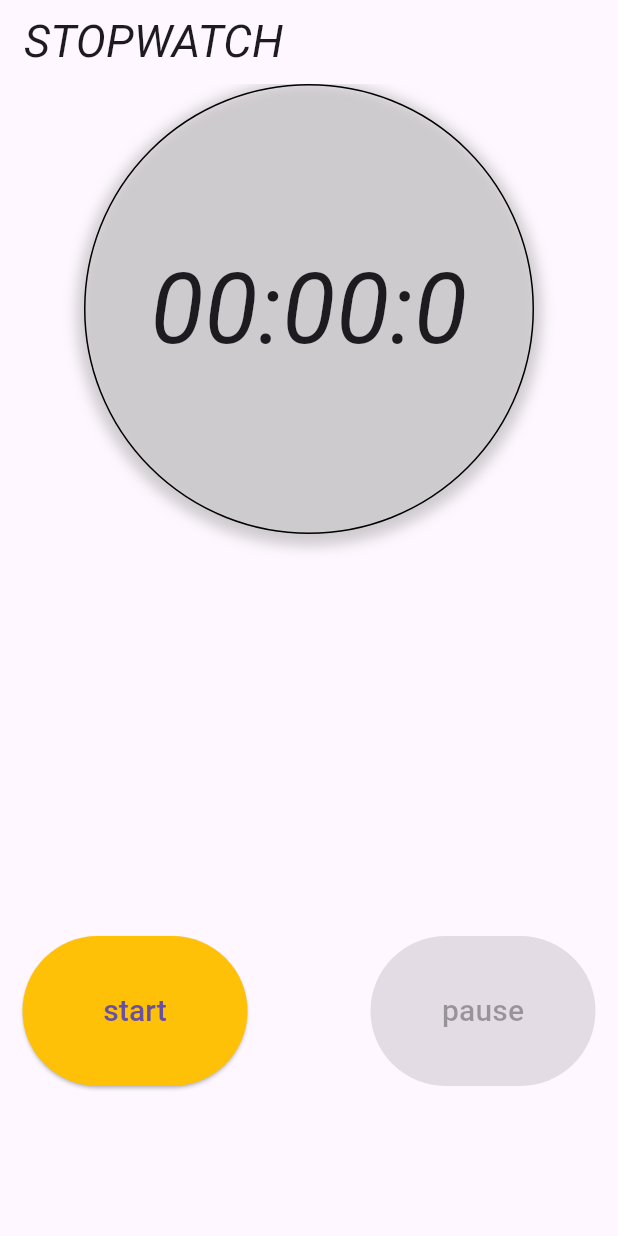
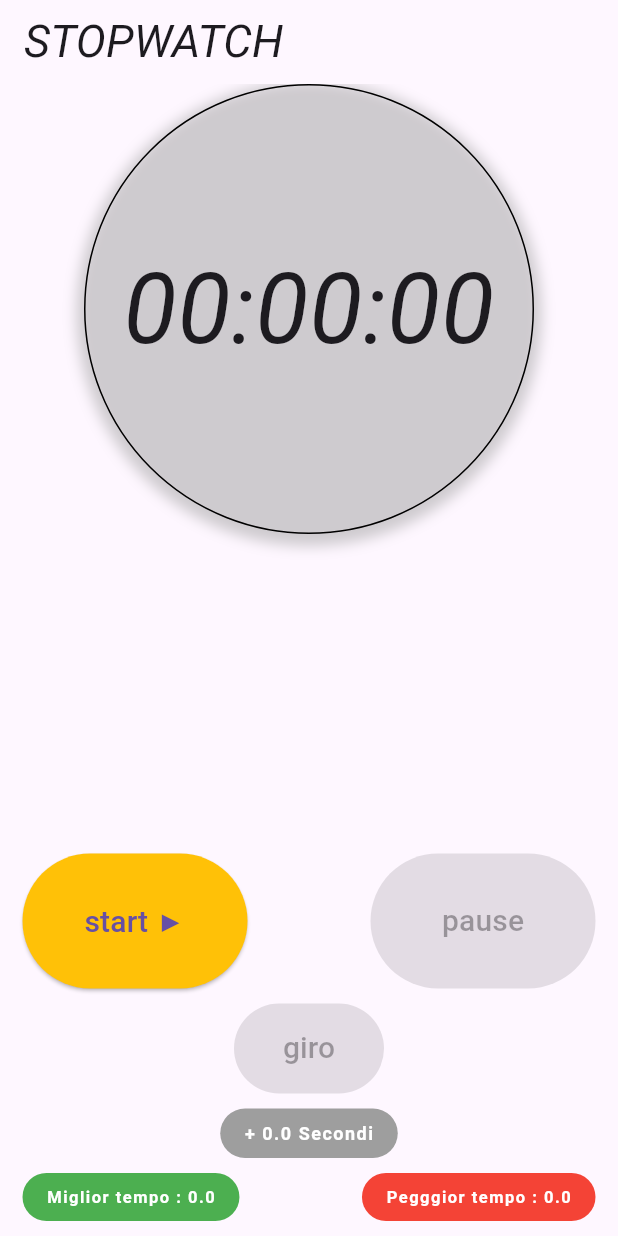
Before and after one commit to Roccium/TPSIT, a Flutter app: the screen it shows after launch, on a phone screen of 412 x 824 dp. Run offline on Flutter 3.47's test engine with Material 3 defaults, Android fonts, the light colour scheme and no system bars.

Commit message:
final(hope so) version of chronos

```diff
--- a/chronos/lib/main.dart
+++ b/chronos/lib/main.dart
@@ -1,4 +1,5 @@
 import 'dart:async';
+import 'package:flutter/gestures.dart';
 import 'package:flutter/material.dart';
 
 void main() => runApp(const MaterialApp(home: MyHomePage()));
@@ -20,8 +21,15 @@ class _MyHomePageState extends State<MyHomePage> {
   bool paused = false;
   int millisecondi = 0;
   bool cliccabile = false;
+  var corsa = [];
+  bool girabile = true;
+  int giri = 0;
+  int lastgiro = 0;
+  int indxgiro = 0;
+  List<MaterialColor> colorgiro = [Colors.grey, Colors.red, Colors.green];
+
   var button1 = [
-    "start",
+    "start ▶️",
     "stop",
     "reset",
   ];
@@ -34,9 +42,10 @@ class _MyHomePageState extends State<MyHomePage> {
   @override
   void initState() {
     super.initState();
+
     pipe = ticker.stream.listen((value) {
       if (!paused) {
-        orologio.add(value); // Passa il dato solo se non in pausa
+        orologio.sink.add(value); // Passa il dato solo se non in pausa
       }
     });
     ticker.add(0);
@@ -47,8 +56,11 @@ class _MyHomePageState extends State<MyHomePage> {
     if (!running) {
       setState(() {
         running = true;
+        girabile = true;
       });
       tick = Timer.periodic(const Duration(milliseconds: 100), (timer) {
+        giri++;
+
         millisecondi++;
         ticker.sink.add(millisecondi);
       });
@@ -78,6 +90,9 @@ class _MyHomePageState extends State<MyHomePage> {
     }
     setState(() {
       millisecondi = 0;
+      giri = 0;
+      lastgiro = 0;
+      corsa.clear();
     });
     ticker.sink.add(0);
 
@@ -90,6 +105,7 @@ class _MyHomePageState extends State<MyHomePage> {
   void pauseorologio() {
     if (!paused) {
       setState(() {
+        girabile = false;
         paused = true;
       });
       stopticker();
@@ -101,6 +117,7 @@ class _MyHomePageState extends State<MyHomePage> {
     if (state1 == 1) {
       if (paused) {
         setState(() {
+          girabile = true;
           paused = false;
         });
         startticker();
@@ -110,6 +127,18 @@ class _MyHomePageState extends State<MyHomePage> {
         state2 = 1;
       });
     }
+  }
+
+  int calcolagiro() {
+    if (corsa.isNotEmpty) {
+      if ((corsa.last == lastgiro)) {
+        return 1;
+      }
+      if (corsa.first == lastgiro) {
+        return 2;
+      }
+    }
+    return 0;
   }
 
   //check
@@ -141,7 +170,6 @@ class _MyHomePageState extends State<MyHomePage> {
     }
   }
 
-  //PULISCI
   @override
   void dispose() {
     tick?.cancel();
@@ -188,7 +216,7 @@ class _MyHomePageState extends State<MyHomePage> {
                             final int secondi = (time ~/ 10) % 60;
                             final int milli = time % 10;
                             return Text(
-                              '${minuti.toString().padLeft(2, '0')}:${secondi.toString().padLeft(2, '0')}:${milli.toString()}',
+                              '${minuti.toString().padLeft(2, '0')}:${secondi.toString().padLeft(2, '0')}:${milli.toString()}0',
                               textAlign: TextAlign.center,
                               style: TextStyle(
                                 fontSize: 65,
@@ -200,14 +228,14 @@ class _MyHomePageState extends State<MyHomePage> {
                           }
                         }))),
             Column(
-              mainAxisAlignment: MainAxisAlignment.end,
               children: [
                 Row(
+                  verticalDirection: VerticalDirection.up,
                   mainAxisAlignment: MainAxisAlignment.spaceBetween,
                   children: <Widget>[
                     Container(
                         margin: const EdgeInsets.only(
-                          bottom: 100.0,
+                          bottom: 10.0,
                           top: 0,
                           right: 15,
                           left: 15,
@@ -222,7 +250,7 @@ class _MyHomePageState extends State<MyHomePage> {
                                   animationDuration: Duration.zero,
                                   backgroundColor: Colors.amber,
                                   overlayColor: (Colors.transparent),
-                                  fixedSize: const Size(150, 100)),
+                                  fixedSize: const Size(150, 90)),
                               child: Text(
                                 button1[state1],
                                 style: TextStyle(fontSize: 20),
@@ -230,7 +258,7 @@ class _MyHomePageState extends State<MyHomePage> {
                         )),
                     Container(
                         margin: const EdgeInsets.only(
-                          bottom: 100.0,
+                          bottom: 10.0,
                           top: 0,
                           right: 15,
                           left: 15,
@@ -247,7 +275,7 @@ class _MyHomePageState extends State<MyHomePage> {
                                   animationDuration: Duration.zero,
                                   backgroundColor: Colors.amber,
                                   overlayColor: (Colors.transparent),
-                                  fixedSize: const Size(150, 100)),
+                                  fixedSize: const Size(150, 90)),
                               child: Text(
                                 button2[state2],
                                 style: TextStyle(fontSize: 20),
@@ -255,6 +283,112 @@ class _MyHomePageState extends State<MyHomePage> {
                         )),
                   ],
                 ),
+                Container(
+                    margin: const EdgeInsets.only(
+                      bottom: 10.0,
+                      top: 0,
+                      right: 15,
+                      left: 15,
+                    ),
+                    child: RepaintBoundary(
+                      child: ElevatedButton(
+                          onPressed: (cliccabile && girabile)
+                              ? () => setState(() {
+                                    corsa.add(giri);
+                                    corsa.sort();
+                                    lastgiro = giri;
+                                    giri = 0;
+                                    indxgiro = calcolagiro();
+                                  })
+                              : null,
+                          style: FilledButton.styleFrom(
+                              animationDuration: Duration.zero,
+                              backgroundColor: Colors.amber,
+                              overlayColor: (Colors.transparent),
+                              fixedSize: const Size(100, 60)),
+                          child: Text(
+                            "giro",
+                            style: TextStyle(fontSize: 20),
+                          )),
+                    )),
+                Column(
+                  children: [
+                    Container(
+                      margin: const EdgeInsets.only(
+                        bottom: 10.0,
+                        top: 0,
+                        right: 15,
+                        left: 15,
+                      ),
+                      padding:
+                          EdgeInsets.symmetric(horizontal: 16, vertical: 8),
+                      decoration: BoxDecoration(
+                        color: colorgiro[indxgiro],
+                        borderRadius: BorderRadius.circular(20),
+                      ),
+                      child: Text(
+                        "+ ${corsa.isEmpty ? 0.00 : (lastgiro / 10)} Secondi",
+                        style: TextStyle(
+                          color: Colors.white,
+                          fontSize: 12,
+                          fontWeight: FontWeight.bold,
+                          letterSpacing: 1,
+                        ),
+                      ),
+                    ),
+                    Row(
+                      mainAxisAlignment: MainAxisAlignment.spaceBetween,
+                      children: [
+                        Container(
+                          margin: const EdgeInsets.only(
+                            bottom: 10.0,
+                            top: 0,
+                            right: 0,
+                            left: 15,
+                          ),
+                          padding:
+                              EdgeInsets.symmetric(horizontal: 16, vertical: 8),
+                          decoration: BoxDecoration(
+                            color: Colors.green,
+                            borderRadius: BorderRadius.circular(20),
+                          ),
+                          child: Text(
+                            "Miglior tempo : ${corsa.isEmpty ? 0.00 : (corsa.first / 10)}",
+                            style: TextStyle(
+                              color: Colors.white,
+                              fontSize: 11,
+                              fontWeight: FontWeight.bold,
+                              letterSpacing: 1,
+                            ),
+                          ),
+                        ),
+                        Container(
+                          margin: const EdgeInsets.only(
+                            bottom: 10.0,
+                            top: 0,
+                            right: 15,
+                            left: 0,
+                          ),
+                          padding:
+                              EdgeInsets.symmetric(horizontal: 16, vertical: 8),
+                          decoration: BoxDecoration(
+                            color: Colors.red,
+                            borderRadius: BorderRadius.circular(20),
+                          ),
+                          child: Text(
+                            "Pegggior tempo : ${corsa.isEmpty ? 0.00 : (corsa.last / 10)}",
+                            style: TextStyle(
+                              color: Colors.white,
+                              fontSize: 11,
+                              fontWeight: FontWeight.bold,
+                              letterSpacing: 1,
+                            ),
+                          ),
+                        ),
+                      ],
+                    )
+                  ],
+                )
               ],
             ),
           ],
```
Also changed, not shown: 1 other file.
